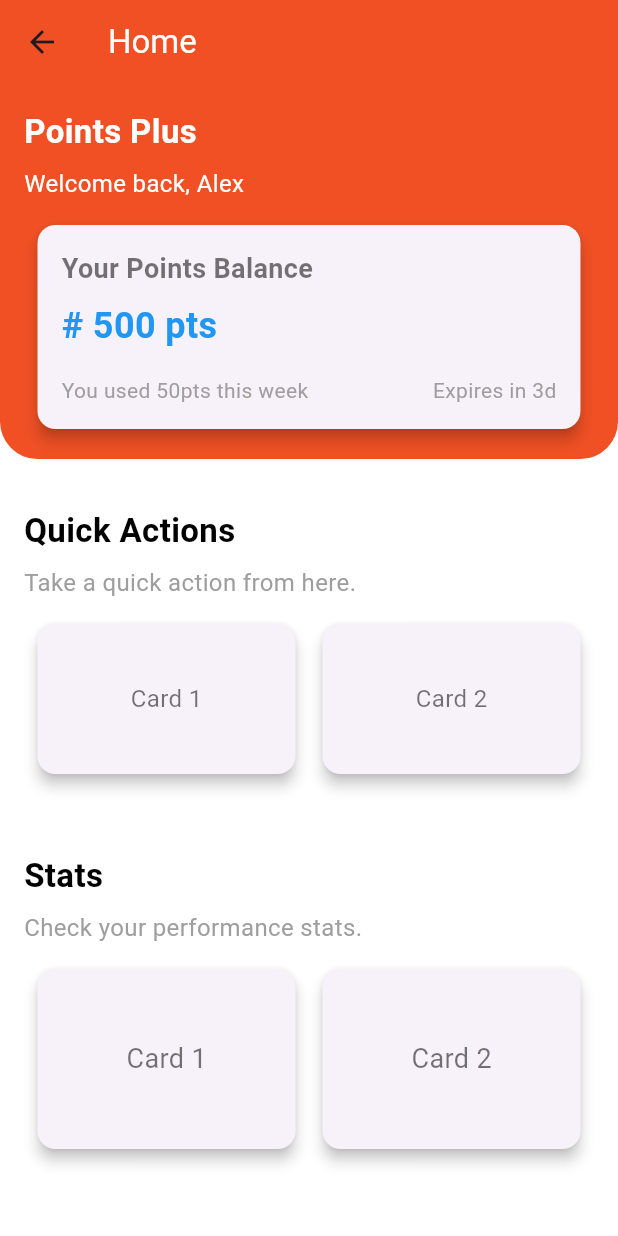
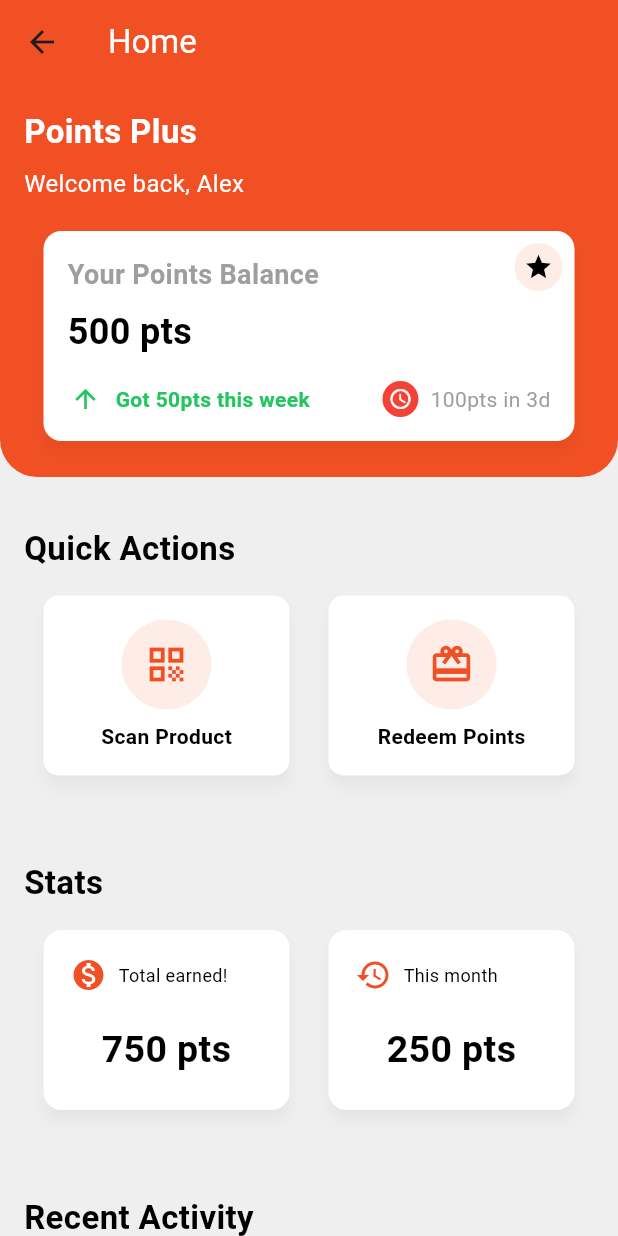
Before and after one commit to shakirsg/loyalty_program_application, a Flutter app: the HomePage screen opened directly, on a phone screen of 412 x 824 dp. Run offline on Flutter 3.47's test engine with Material 3 defaults, Android fonts, the light colour scheme and no system bars; our stand-ins replace carousel_slider.

Commit message:
feat: complete homepage

```diff
--- a/lib/src/components/PointsCard.dart
+++ b/lib/src/components/PointsCard.dart
@@ -1,14 +1,16 @@
 import 'package:flutter/material.dart';
 
 class PointsCard extends StatelessWidget {
+  const PointsCard({super.key});
+
   @override
   Widget build(BuildContext context) {
     return Card(
       elevation: 4,
-      shape: RoundedRectangleBorder(
-        borderRadius: BorderRadius.circular(12),
-      ),
-      child: Padding(
+      shape: RoundedRectangleBorder(borderRadius: BorderRadius.circular(12)),
+      child: Stack(
+        children: [
+          Padding(
             padding: const EdgeInsets.all(16.0),
             child: Column(
               crossAxisAlignment: CrossAxisAlignment.start,
@@ -17,6 +19,7 @@ class PointsCard extends StatelessWidget {
                 const Text(
                   'Your Points Balance',
                   style: TextStyle(
+                    color: Colors.grey,
                     fontSize: 18,
                     fontWeight: FontWeight.bold,
                   ),
@@ -24,11 +27,11 @@ class PointsCard extends StatelessWidget {
                 const SizedBox(height: 8),
                 // Content (points balance)
                 const Text(
-              '# 500 pts',
+                  '500 pts',
                   style: TextStyle(
                     fontSize: 24,
                     fontWeight: FontWeight.w600,
-                color: Colors.blue,
+                    color: Colors.black,
                   ),
                 ),
                 const SizedBox(height: 16),
@@ -36,27 +39,75 @@ class PointsCard extends StatelessWidget {
                 Row(
                   mainAxisAlignment: MainAxisAlignment.spaceBetween,
                   children: [
-                // Left side: "You used 50pts this week"
+                    // Left side: "You used 50pts this week" with icon
+                    Row(
+                      children: [
+                        const CircleAvatar(
+                          backgroundColor:
+                              Colors.white, // Icon background color
+                          radius: 12, // Circle size
+                          child: Icon(
+                            Icons.arrow_upward,
+                            color: Color(0xFF22C55E), // Icon color
+                            size: 20,
+                          ),
+                        ),
+                        const SizedBox(width: 8),
                         const Text(
-                  'You used 50pts this week',
+                          'Got 50pts this week',
                           style: TextStyle(
                             fontSize: 14,
-                    color: Colors.grey,
+                            color: Color(0xFF22C55E),
+                            fontWeight: FontWeight.bold,
                           ),
                         ),
-                // Right side: "Expired time"
+                      ],
+                    ),
+                    // Right side: "Expires in 3d" with icon
+                    Row(
+                      children: [
+                        const CircleAvatar(
+                          backgroundColor: Colors.red, // Icon background color
+                          radius: 12, // Circle size
+                          child: Icon(
+                            Icons.access_time,
+                            color: Colors.white, // Icon color
+                            size: 16,
+                          ),
+                        ),
+                        const SizedBox(width: 8),
                         const Text(
-                  'Expires in 3d',
-                  style: TextStyle(
-                    fontSize: 14,
-                    color: Colors.grey,
+                          '100pts in 3d',
+                          style: TextStyle(fontSize: 14, color: Colors.grey),
                         ),
+                      ],
                     ),
                   ],
                 ),
               ],
             ),
           ),
+          // Icon at the top-right corner
+          Positioned(
+            top: 8,
+            right: 8,
+            child: CircleAvatar(
+              backgroundColor: Color.fromRGBO(
+                254,
+                236,
+                231,
+                1.0,
+              ), // Icon background color
+              radius: 16, // Circle size
+              child: const Icon(
+                Icons.star,
+                color: Colors.black, // Icon color
+                size: 20,
+              ),
+            ),
+          ),
+        ],
+      ),
     );
   }
 }
--- /dev/null
+++ b/lib/src/components/QuickActionCard.dart
@@ -0,0 +1,39 @@
+import 'package:flutter/material.dart';
+
+class QuickActionCard extends StatelessWidget {
+  final IconData icon;
+  final String title;
+
+  const QuickActionCard({required this.icon, required this.title});
+
+  @override
+  Widget build(BuildContext context) {
+    return Card(
+      elevation: 4,
+      shape: RoundedRectangleBorder(borderRadius: BorderRadius.circular(10)),
+      child: Padding(
+        padding: const EdgeInsets.all(16.0), // Add padding here
+        child: Column(
+          mainAxisAlignment: MainAxisAlignment.center,
+          crossAxisAlignment: CrossAxisAlignment.center,
+          children: [
+            Container(
+              width: 60,
+              height: 60,
+              decoration: BoxDecoration(
+                color: Color.fromRGBO(254, 236, 231, 1.0), // Color for the circle
+                shape: BoxShape.circle,
+              ),
+              child: Icon(icon, color: Color(0xFFF05024), size: 30),
+            ),
+            const SizedBox(height: 8),
+            Text(
+              title,
+              style: const TextStyle(fontSize: 14, fontWeight: FontWeight.bold),
+            ),
+          ],
+        ),
+      ),
+    );
+  }
+}
--- /dev/null
+++ b/lib/src/components/StatusCard.dart
@@ -0,0 +1,57 @@
+import 'package:flutter/material.dart';
+
+class StatusCard extends StatelessWidget {
+  final IconData icon;
+  final String title;
+  final String description;
+
+  const StatusCard({
+    super.key,
+    required this.icon,
+    required this.title,
+    required this.description,
+  });
+
+  @override
+  Widget build(BuildContext context) {
+    return Card(
+      elevation: 4,
+      child: SizedBox(
+        height: 120,  // Adjust height to give enough space for the description
+        child: Padding(
+          padding: const EdgeInsets.all(18.0),
+          child: Column(
+            children: [
+              // Icon and Title at the top
+              Row(
+                mainAxisAlignment: MainAxisAlignment.start,
+                children: [
+                  Icon(icon, size: 24, color: Color(0xFFF05024)), // Icon
+                  const SizedBox(width: 8),  // Space between icon and title
+                  Text(
+                    title,
+                    style: const TextStyle(fontSize: 12,),
+                  ),
+                ],
+              ),
+              const SizedBox(height: 12),  // Space between the top section and description
+              // Main panel with the description
+              Expanded(
+                child: Padding(
+                  padding: const EdgeInsets.all(8.0),
+                  child: SingleChildScrollView(
+                    child: Text(
+                      description,
+                      style: const TextStyle(fontSize: 25, color: Colors.black, fontWeight: FontWeight.bold),
+                      textAlign: TextAlign.center,
+                    ),
+                  ),
+                ),
+              ),
+            ],
+          ),
+        ),
+      ),
+    );
+  }
+}
--- a/lib/src/pages/home_page.dart
+++ b/lib/src/pages/home_page.dart
@@ -1,5 +1,8 @@
 import 'package:flutter/material.dart';
+import 'package:loyalty_program_application/src/components/QuickActionCard.dart';
 import 'package:loyalty_program_application/src/components/PointsCard.dart';
+import 'package:loyalty_program_application/src/components/RecentActivityCard.dart';
+import 'package:loyalty_program_application/src/components/StatusCard.dart';
 
 class HomePage extends StatelessWidget {
   const HomePage({super.key});
@@ -8,6 +11,7 @@ class HomePage extends StatelessWidget {
   Widget build(BuildContext context) {
     return Scaffold(
       appBar: AppBar(title: const Text('Home')),
+      backgroundColor: const Color(0xFFEFEFEF),
       body: SingleChildScrollView(
         child: Column(
           children: [
@@ -25,32 +29,12 @@ class HomePage extends StatelessWidget {
             // Second Section: Quick Actions
             SectionCard(
               title: 'Quick Actions',
-                description: 'Take a quick action from here.',
               cardCount: 2,
               cards: [
-                  Card(
-                    elevation: 4,
-                    child: SizedBox(
-                      height: 100,
-                      child: Center(
-                        child: Text(
-                          'Card 1',
-                          style: const TextStyle(fontSize: 16),
-                        ),
-                      ),
-                    ),
-                  ),
-                  Card(
-                    elevation: 4,
-                    child: SizedBox(
-                      height: 100,
-                      child: Center(
-                        child: Text(
-                          'Card 2',
-                          style: const TextStyle(fontSize: 16),
-                        ),
-                      ),
-                    ),
+                QuickActionCard(icon: Icons.qr_code, title: 'Scan Product'),
+                QuickActionCard(
+                  icon: Icons.card_giftcard,
+                  title: 'Redeem Points',
                 ),
               ],
             ),
@@ -58,32 +42,17 @@ class HomePage extends StatelessWidget {
             // Third Section: Stats
             SectionCard(
               title: 'Stats',
-                description: 'Check your performance stats.',
               cardCount: 2,
               cards: [
-                  Card(
-                    elevation: 4,
-                    child: SizedBox(
-                      height: 120,
-                      child: Center(
-                        child: Text(
-                          'Card 1',
-                          style: const TextStyle(fontSize: 18),
+                StatusCard(
+                  icon: Icons.monetization_on,
+                  title: 'Total earned!',
+                  description: '750 pts',
                 ),
-                      ),
-                    ),
-                  ),
-                  Card(
-                    elevation: 4,
-                    child: SizedBox(
-                      height: 120,
-                      child: Center(
-                        child: Text(
-                          'Card 2',
-                          style: const TextStyle(fontSize: 18),
-                        ),
-                      ),
-                    ),
+                StatusCard(
+                  icon: Icons.history,
+                  title: 'This month',
+                  description: '250 pts',
                 ),
               ],
             ),
@@ -91,20 +60,17 @@ class HomePage extends StatelessWidget {
             // Fourth Section: Recent Activity
             SectionCard(
               title: 'Recent Activity',
-                description: 'See your latest actions.',
+              description: '',
               cardCount: 1,
+
               cards: [
-                  Card(
-                    elevation: 4,
-                    child: SizedBox(
-                      height: 90,
-                      child: Center(
-                        child: Text(
-                          'Card 1',
-                          style: const TextStyle(fontSize: 18),
-                        ),
-                      ),
-                    ),
+                RecentActivityCard(
+                  icon: Icons.arrow_upward,
+                  title: 'Scanned Coffee Bag',
+                  value: '+200 pts',
+                  date: '2025-06-12',
+                  location: 'New York, USA',
+                  downtime: '2 hours',
                 ),
               ],
             ),
@@ -126,11 +92,12 @@ class SectionCard extends StatelessWidget {
   final double bottomRadius; // Bottom radius prop
 
   const SectionCard({
+    super.key,
     required this.title,
-    required this.description,
+    this.description = '', // Default value is an empty string
     required this.cardCount,
     required this.cards,
-    this.backgroundColor = Colors.white, // Default background color
+    this.backgroundColor = const Color(0xFFEFEFEF), // Default background color
     this.titleColor = Colors.black, // Default title color
     this.descriptionColor = Colors.grey, // Default description color
     this.bottomRadius = 25.0, // Default bottom radius
@@ -148,7 +115,9 @@ class SectionCard extends StatelessWidget {
             bottomRight: Radius.circular(bottomRadius), // Bottom-right radius
           ),
         ),
-        padding: const EdgeInsets.all(16.0), // Optional padding inside the container
+        padding: const EdgeInsets.all(
+          16.0,
+        ), // Optional padding inside the container
         child: Column(
           crossAxisAlignment: CrossAxisAlignment.start,
           children: [
@@ -161,6 +130,8 @@ class SectionCard extends StatelessWidget {
               ),
             ),
             const SizedBox(height: 8),
+            // Only show the description if it's not empty
+            if (description.isNotEmpty) ...[
               Text(
                 description,
                 style: TextStyle(
@@ -169,6 +140,7 @@ class SectionCard extends StatelessWidget {
                 ),
               ),
               const SizedBox(height: 12),
+            ],
             // Using Row with Expanded and flex for responsive cards
             Row(
               mainAxisAlignment: MainAxisAlignment.spaceBetween,
--- a/lib/src/pages/main_page.dart
+++ b/lib/src/pages/main_page.dart
@@ -1,7 +1,5 @@
 import 'package:flutter/material.dart';
 import 'package:loyalty_program_application/src/pages/home_page.dart';
-import 'package:loyalty_program_application/src/pages/landing_page.dart';
-import 'package:loyalty_program_application/src/pages/login_page.dart';
 import 'package:loyalty_program_application/src//widgets/BottomNavigationBar/bottom_navigation_bar.dart';
 
 class MainPage extends StatefulWidget {
@@ -16,8 +14,8 @@ class _MainPageState extends State<MainPage> {
 
   final List<Widget> _pages = [
     const HomePage(),
-    const Center(child: Text('Cart Page')), // Placeholder
-    const Center(child: Text('Search Page')), // Placeholder
+    const Center(child: Text('Rewards Page')), // Placeholder
+    const Center(child: Text('Scan Page')), // Placeholder
     const Center(child: Text('Profile Page')), // Placeholder
   ];
 
--- a/lib/src/themes/theme.dart
+++ b/lib/src/themes/theme.dart
@@ -5,16 +5,32 @@ final ThemeData lightTheme = ThemeData(
   primarySwatch: Colors.blue, // Primary color for your app
   scaffoldBackgroundColor: Colors.white, // Set the default background color
   checkboxTheme: CheckboxThemeData(
-    checkColor: MaterialStateProperty.all(
+    checkColor: WidgetStateProperty.all(
       Color(0xFFF05024),
     ), // Color of the check mark when checked
-    fillColor: MaterialStateProperty.all(
+    fillColor: WidgetStateProperty.all(
       Colors.white,
     ), // Background color for the checkbox when unchecked
     shape: RoundedRectangleBorder(
       borderRadius: BorderRadius.circular(4), // Custom border radius
     ),
-
+  ),
+  textTheme: TextTheme(
+    bodyLarge: TextStyle(color: Colors.black),
+    bodyMedium: TextStyle(color: Colors.black),
+    displayLarge: TextStyle(color: Colors.black),
+    displayMedium: TextStyle(color: Colors.black),
+    displaySmall: TextStyle(color: Colors.black),
+    // Add other styles as needed
+  ),
+  cardTheme: CardThemeData(
+    color: Colors.white, // Background color of the card
+    shadowColor: Colors.black.withOpacity(0.2), // Shadow color
+    elevation: 4, // Elevation of the card
+    margin: EdgeInsets.all(8), // Margin around the card
+    shape: RoundedRectangleBorder( // Shape of the card
+      borderRadius: BorderRadius.circular(12), // Rounded corners
+    ),
   ),
 
   inputDecorationTheme: InputDecorationTheme(
@@ -50,14 +66,7 @@ final ThemeData lightTheme = ThemeData(
   ),
   visualDensity: VisualDensity
       .adaptivePlatformDensity, // Adjusts for different screen densities
-  textTheme: TextTheme(
-    bodyLarge: TextStyle(color: Colors.black), // Default body text style
-    bodyMedium: TextStyle(color: Colors.black54), // Secondary body text style
-    titleLarge: TextStyle(
-      color: Colors.blue,
-      fontWeight: FontWeight.bold,
-    ), // Headline style (used in AppBar)
-  ),
+
 
   appBarTheme: AppBarTheme(
     color: Color(0xFFF05024), // AppBar color
```
Also changed, not shown: lib/src/components/RecentActivityCard.dart (added, +108 -0 lines), lib/src/pages/landing_page.dart (+26 -12 lines), lib/src/pages/login_page.dart (+6 -3 lines), lib/src/widgets/BottomNavigationBar/bottom_navigation_bar.dart (+6 -6 lines), lib/src/widgets/cards/cardWidget.dart (+16 -12 lines). Lines whose indentation alone changed are shown as unchanged.
